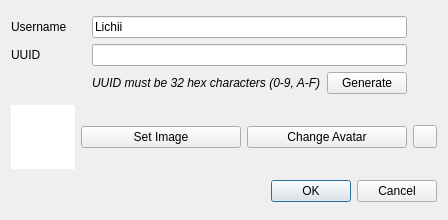
Old version of the form src/yuzu/configuration/system/new_user_dialog.ui in the repository Djipi71/OOT.
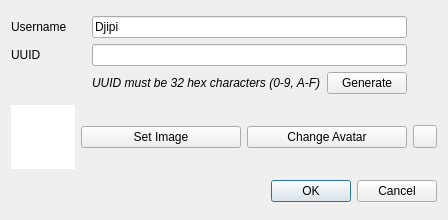
New version of the form.

Commit message:
Rebrand visible names to Djipi / OOT Remake
Window titles, dialogs, menus, hotkey label, version ("Djipi v1", from
dist/djipi_version.txt), log banner and update repo now name Djipi / OOT Remake
instead of Lichii / Frizti. Identifiers, file names, cache directories and
source copyright notices are unchanged; the About text and README credit the
upstream projects.

What changed in the file:
```diff
--- a/src/yuzu/configuration/system/new_user_dialog.ui
+++ b/src/yuzu/configuration/system/new_user_dialog.ui
@@ -57,7 +57,7 @@
      <item row="0" column="1" colspan="2">
       <widget class="QLineEdit" name="username">
        <property name="text">
-        <string>Lichii</string>
+        <string>Djipi</string>
        </property>
       </widget>
      </item>
```
The commit also changes 24 other files.
